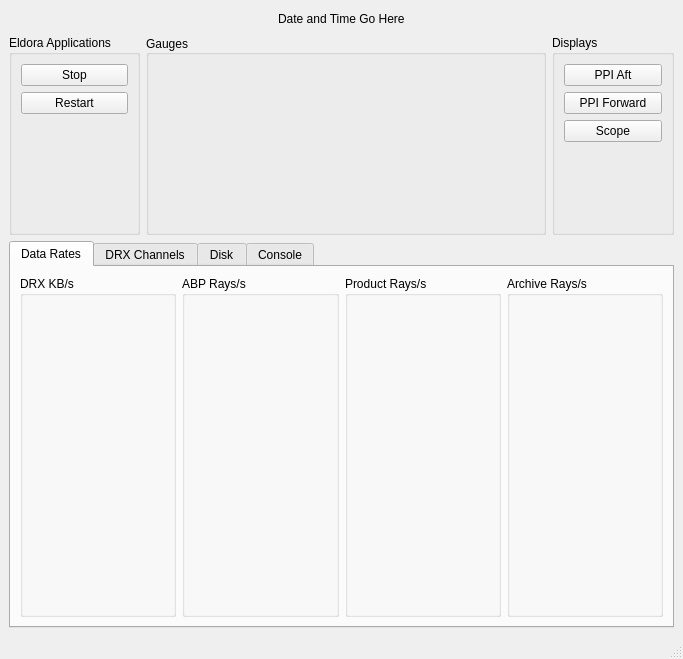
First picture: the form in src/eldoragui/EldoraMain.ui, repository NCAR/eldora_instrument, before the edit.
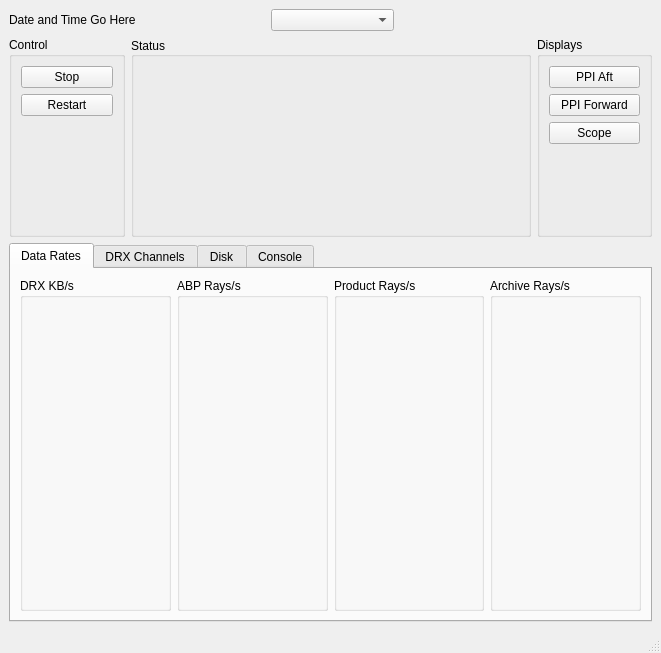
Second picture: the form after the edit.

Diff of the .ui file:
```diff
--- a/src/eldoragui/EldoraMain.ui
+++ b/src/eldoragui/EldoraMain.ui
@@ -5,8 +5,8 @@
    <rect>
     <x>0</x>
     <y>0</y>
-    <width>683</width>
-    <height>659</height>
+    <width>661</width>
+    <height>653</height>
    </rect>
   </property>
   <property name="sizePolicy" >
@@ -29,27 +29,21 @@
      <number>6</number>
     </property>
     <item>
-     <layout class="QHBoxLayout" >
+     <layout class="QGridLayout" >
       <property name="margin" >
        <number>0</number>
       </property>
       <property name="spacing" >
        <number>6</number>
       </property>
-      <item>
-       <spacer>
-        <property name="orientation" >
-         <enum>Qt::Horizontal</enum>
+      <item row="0" column="3" >
+       <widget class="QLabel" name="label_2" >
+        <property name="text" >
+         <string/>
         </property>
-        <property name="sizeHint" >
-         <size>
-          <width>40</width>
-          <height>20</height>
-         </size>
-        </property>
-       </spacer>
+       </widget>
       </item>
-      <item>
+      <item row="0" column="0" >
        <widget class="QLabel" name="dateTimeLabel" >
         <property name="sizePolicy" >
          <sizepolicy>
@@ -64,18 +58,22 @@
         </property>
        </widget>
       </item>
-      <item>
-       <spacer>
-        <property name="orientation" >
-         <enum>Qt::Horizontal</enum>
+      <item row="0" column="4" >
+       <widget class="QLabel" name="label_3" >
+        <property name="text" >
+         <string/>
         </property>
-        <property name="sizeHint" >
-         <size>
-          <width>40</width>
-          <height>20</height>
-         </size>
+       </widget>
+      </item>
+      <item row="0" column="2" >
+       <widget class="QComboBox" name="hdrCombo" />
+      </item>
+      <item row="0" column="1" >
+       <widget class="QLabel" name="label" >
+        <property name="text" >
+         <string/>
         </property>
-       </spacer>
+       </widget>
       </item>
      </layout>
     </item>
@@ -90,7 +88,7 @@
       <item>
        <widget class="QGroupBox" name="groupBox_4" >
         <property name="title" >
-         <string>Eldora Applications</string>
+         <string>Control</string>
         </property>
         <layout class="QVBoxLayout" >
          <property name="margin" >
@@ -160,7 +158,7 @@
          </size>
         </property>
         <property name="title" >
-         <string>Gauges</string>
+         <string>Status</string>
         </property>
         <property name="alignment" >
          <set>Qt::AlignJustify|Qt::AlignVCenter</set>
@@ -614,16 +612,6 @@
       </widget>
      </widget>
     </item>
-    <item>
-     <layout class="QHBoxLayout" >
-      <property name="margin" >
-       <number>0</number>
-      </property>
-      <property name="spacing" >
-       <number>6</number>
-      </property>
-     </layout>
-    </item>
    </layout>
   </widget>
   <widget class="QMenuBar" name="menubar" >
```
Left out of the diff: 2 changed lines with no effect on the pictures.
